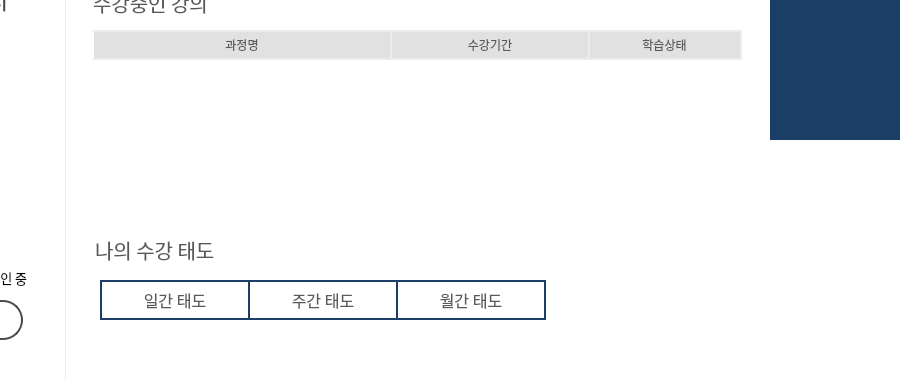
Old version of the form UI/MainPage.ui in the repository P1rain/boat; both pictures show x 300 to 1200 and y 270 to 650 of the 1200 by 900 pixel window.
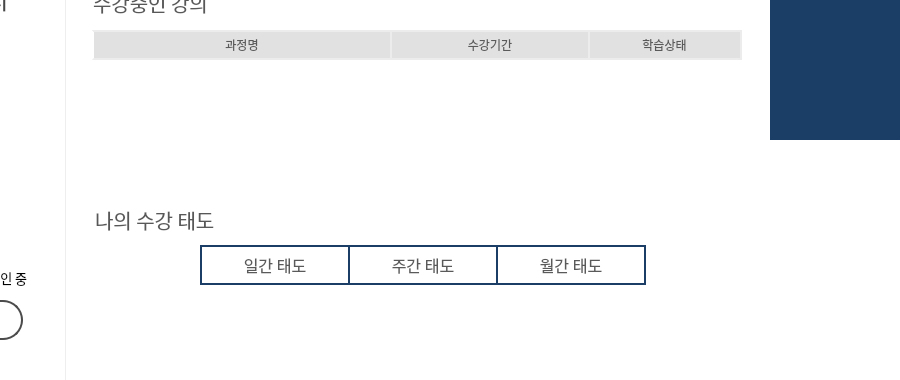
New version of the form. The open tabs and pages were chosen to show the change. Icons and pictures are not drawn.

What changed in the file:
```diff
--- a/UI/MainPage.ui
+++ b/UI/MainPage.ui
@@ -3469,7 +3469,7 @@
            <x>130</x>
            <y>50</y>
            <width>940</width>
-           <height>620</height>
+           <height>650</height>
           </rect>
          </property>
          <property name="styleSheet">
@@ -3767,7 +3767,7 @@
             <x>250</x>
             <y>90</y>
             <width>681</width>
-            <height>161</height>
+            <height>150</height>
            </rect>
           </property>
           <property name="styleSheet">
@@ -3785,7 +3785,7 @@
              <x>0</x>
              <y>0</y>
              <width>681</width>
-             <height>161</height>
+             <height>150</height>
             </rect>
            </property>
           </widget>
@@ -3794,7 +3794,7 @@
           <property name="geometry">
            <rect>
             <x>265</x>
-            <y>265</y>
+            <y>235</y>
             <width>141</width>
             <height>30</height>
            </rect>
@@ -3815,19 +3815,43 @@
          <widget class="QWidget" name="widget_19" native="true">
           <property name="geometry">
            <rect>
-            <x>270</x>
-            <y>350</y>
-            <width>640</width>
-            <height>255</height>
+            <x>236</x>
+            <y>315</y>
+            <width>702</width>
+            <height>300</height>
            </rect>
           </property>
+          <layout class="QVBoxLayout" name="verticalLayout_3">
+           <property name="spacing">
+            <number>0</number>
+           </property>
+           <property name="leftMargin">
+            <number>0</number>
+           </property>
+           <property name="topMargin">
+            <number>0</number>
+           </property>
+           <property name="rightMargin">
+            <number>0</number>
+           </property>
+           <property name="bottomMargin">
+            <number>0</number>
+           </property>
+           <item>
+            <layout class="QVBoxLayout" name="verticalLayout_2">
+             <property name="spacing">
+              <number>0</number>
+             </property>
+            </layout>
+           </item>
+          </layout>
          </widget>
          <widget class="QWidget" name="widget_20" native="true">
           <property name="geometry">
            <rect>
-            <x>260</x>
-            <y>305</y>
-            <width>660</width>
+            <x>360</x>
+            <y>270</y>
+            <width>501</width>
             <height>45</height>
            </rect>
           </property>
```
Left out of the diff: 8 changed lines with no effect on the pictures.
